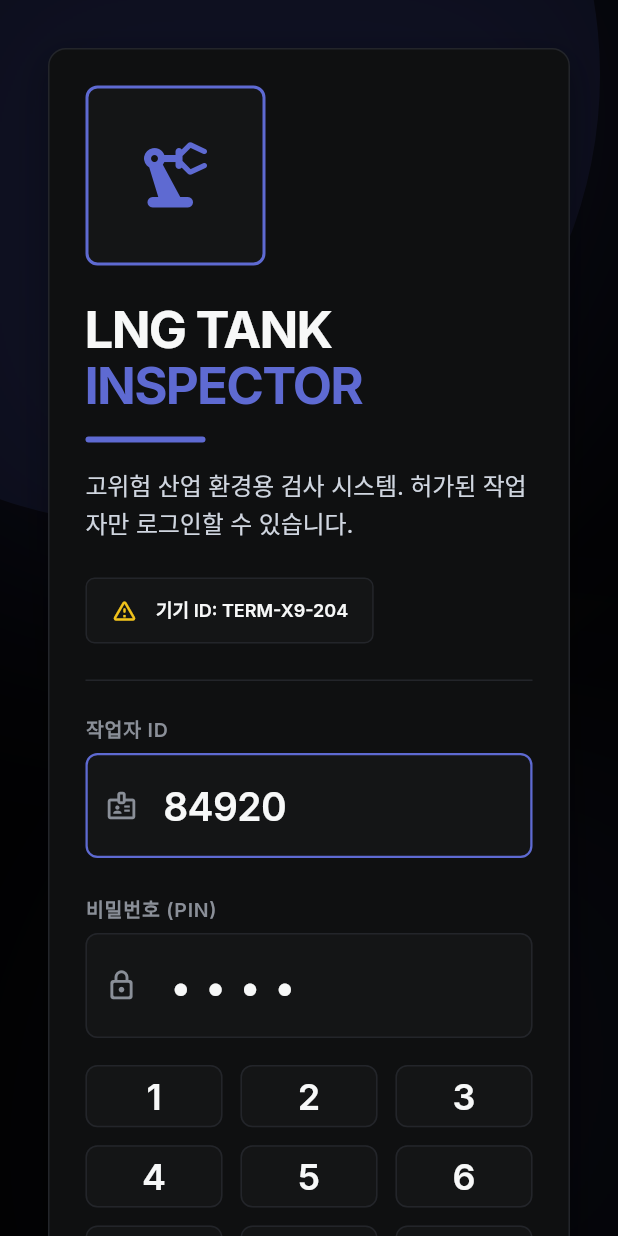
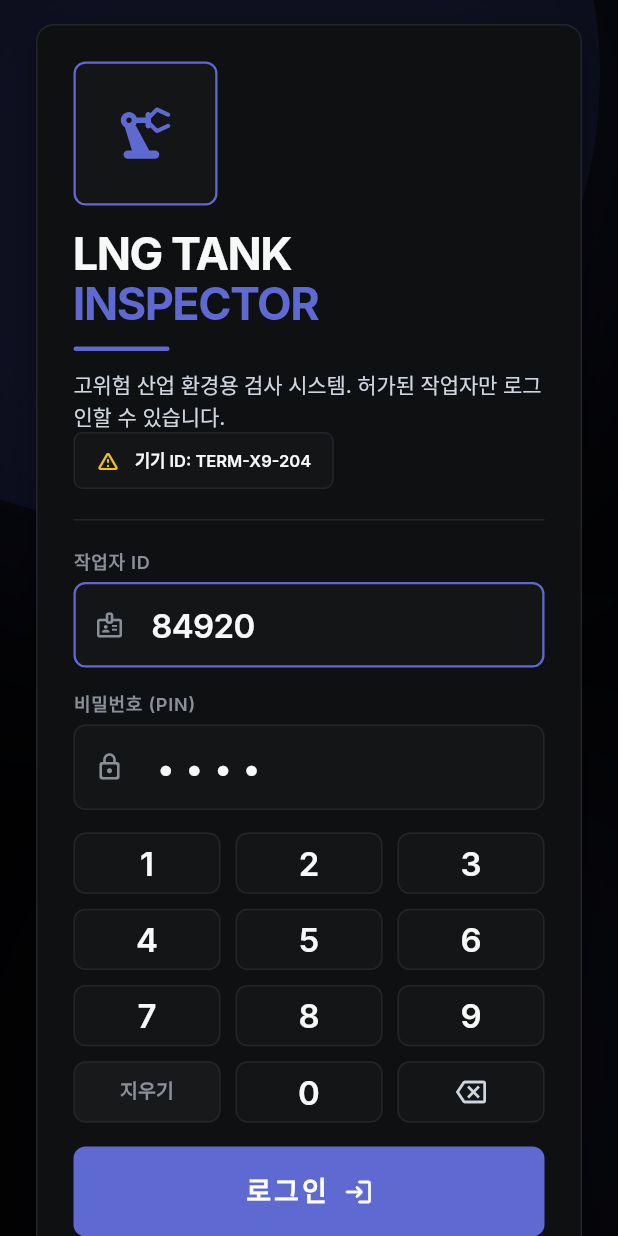
Before and after one commit to zldnlto/SIREN, a Flutter app: the screen it shows after launch, on a phone screen of 412 x 824 dp. Run offline on Flutter 3.47's test engine with Material 3 defaults, Android fonts, the phone set to English and light mode, and no system bars; our stand-ins replace cached_network_image, dio, flutter_riverpod, flutter_secure_storage, go_router, google_fonts.

Commit message:
refactor(app): 로그인 카드 내부 스크롤바 제거 및 컴팩트 UI 최적화 #191

```diff
--- a/app/lib/screens/login_screen.dart
+++ b/app/lib/screens/login_screen.dart
@@ -82,88 +82,76 @@ class _LoginScreenState extends ConsumerState<LoginScreen> {
     final screenWidth = MediaQuery.of(context).size.width;
     final screenHeight = MediaQuery.of(context).size.height;
 
-    // Fluid responsive sizing clamps for the Tablet layout card
-    final tabletWidth = (screenWidth * 0.9).clamp(800.0, 1160.0);
-    final tabletHeight = (screenHeight * 0.8).clamp(620.0, 800.0);
+    // Fluid responsive sizing clamps for the Tablet layout card (Slightly larger height scale to utilize vertical space)
+    final tabletWidth = (screenWidth * 0.9).clamp(800.0, 1120.0);
+    final tabletHeight = (screenHeight * 0.82).clamp(600.0, 780.0);
 
-    // Left Branding Section (Stitch skeleton + linear.app typography & tokens + overflow protection)
+    // Left Branding Section (Clean layout without internal scrollbars + Compact design hierarchy)
     final brandingSection = Expanded(
       flex: isTablet ? 1 : 0,
-      child: SingleChildScrollView(
-        physics: const ClampingScrollPhysics(),
-        child: ConstrainedBox(
-          constraints: BoxConstraints(
-            minHeight: isTablet ? tabletHeight - 96 : 0, // Subtract card padding (48 * 2 = 96) for spaceBetween to work
-          ),
       child: Column(
         crossAxisAlignment: CrossAxisAlignment.start,
-            mainAxisAlignment: MainAxisAlignment.spaceBetween, // Push warning chip to the very bottom
         children: [
-              Column(
-                crossAxisAlignment: CrossAxisAlignment.start,
-                children: [
-                  // precision_manufacturing icon container (8px rounded, lavender outline)
+          // precision_manufacturing icon container (96x96 compact size, 8px rounded, lavender outline)
           Container(
-                    width: 120,
-                    height: 120,
+            width: 96,
+            height: 96,
             decoration: BoxDecoration(
               color: AppColors.surfaceVariant, // Surface 2
               borderRadius: AppRadius.borderMd, // 8px rounded
-                      border: Border.all(color: AppColors.primary, width: 2), // Lavender accent outline
+              border: Border.all(color: AppColors.primary, width: 1.5), // Elegant lavender accent outline
             ),
             child: const Center(
               child: Icon(
                 Icons.precision_manufacturing_rounded,
                 color: AppColors.primary,
-                        size: 56,
+                size: 44,
               ),
             ),
           ),
-                  const SizedBox(height: AppSpacing.lg), // space-y-stack-lg (24px)
+          const SizedBox(height: AppSpacing.md), // Compact spacing (16px)
           Text(
             'LNG TANK',
             style: AppTextStyles.displayLarge.copyWith(
-                      fontSize: 34,
+              fontSize: 30, // Compact typography scale for zero scrollbar
               fontWeight: FontWeight.w700,
               height: 1.1,
-                      letterSpacing: -1.2,
+              letterSpacing: -1.0,
               color: AppColors.onBackground,
             ),
           ),
           Text(
             'INSPECTOR',
             style: AppTextStyles.displayLarge.copyWith(
-                      fontSize: 34,
+              fontSize: 30,
               fontWeight: FontWeight.w700,
               height: 1.1,
-                      letterSpacing: -1.2,
+              letterSpacing: -1.0,
               color: AppColors.primary, // signature lavender
             ),
           ),
-                  const SizedBox(height: AppSpacing.md), // my-stack-md (16px)
+          const SizedBox(height: AppSpacing.sm), // my-stack-sm (12px)
           Container(
-                    height: 4,
-                    width: 80,
+            height: 3,
+            width: 64,
             decoration: const BoxDecoration(
               color: AppColors.primary,
-                      borderRadius: BorderRadius.all(Radius.circular(2)),
+              borderRadius: BorderRadius.all(Radius.circular(1.5)),
             ),
           ),
-                  const SizedBox(height: AppSpacing.md),
+          const SizedBox(height: AppSpacing.sm),
           Text(
             '고위험 산업 환경용 검사 시스템. 허가된 작업자만 로그인할 수 있습니다.',
             style: AppTextStyles.bodyLg.copyWith(
               color: AppColors.onSurfaceVariant,
-                      fontSize: 16,
-                      height: 1.5,
+              fontSize: 14, // Muted & compact description text
+              height: 1.45,
             ),
           ),
-                ],
-              ),
-              const SizedBox(height: 24), // Spacer for small screens
-              // Device Info Warning Chip (linear.app styled pill badge)
+          const Spacer(), // Safely pushes the device warning chip to bottom without IntrinsicHeight crash
+          // Device Info Warning Chip (linear.app styled pill badge - compact height)
           Container(
-                padding: const EdgeInsets.symmetric(horizontal: 16, vertical: 12),
+            padding: const EdgeInsets.symmetric(horizontal: 14, vertical: 10),
             decoration: BoxDecoration(
               color: AppColors.surfaceVariant,
               borderRadius: AppRadius.borderSm, // 6px rounded
@@ -175,13 +163,14 @@ class _LoginScreenState extends ConsumerState<LoginScreen> {
                 const Icon(
                   Icons.warning_amber_rounded,
                   color: AppColors.warning,
-                      size: 18,
+                  size: 16,
                 ),
-                    const SizedBox(width: 12),
+                const SizedBox(width: 10),
                 Text(
                   '기기 ID: TERM-X9-204',
                   style: AppTextStyles.labelMd.copyWith(
                     color: AppColors.onSurface,
+                    fontSize: 11,
                     fontWeight: FontWeight.w600,
                   ),
                 ),
@@ -190,15 +179,11 @@ class _LoginScreenState extends ConsumerState<LoginScreen> {
           ),
         ],
       ),
-        ),
-      ),
     );
 
-    // Right Login Input & Keypad Section (Stitch layout + linear.app form elements + scroll protection)
+    // Right Login Input & Keypad Section (Clean layout without internal scrollbars + Compact components)
     final loginInputSection = Expanded(
       flex: isTablet ? 1 : 0,
-      child: SingleChildScrollView(
-        physics: const ClampingScrollPhysics(),
       child: Column(
         crossAxisAlignment: CrossAxisAlignment.stretch,
         mainAxisAlignment: MainAxisAlignment.center,
@@ -207,21 +192,21 @@ class _LoginScreenState extends ConsumerState<LoginScreen> {
           Text(
             '작업자 ID',
             style: AppTextStyles.labelLg.copyWith(
-                fontSize: 13,
+              fontSize: 12,
               fontWeight: FontWeight.w600,
               letterSpacing: 0.5,
               color: AppColors.onSurfaceMuted,
             ),
           ),
-            const SizedBox(height: 8), // space-y-stack-sm (8px)
+          const SizedBox(height: 6),
           SizedBox(
-              height: 72, // h-[72px]
+            height: 60, // Refined height (60px instead of 72px) for elegant look & spacing savings
             child: TextFormField(
               controller: _employeeIdCtrl,
               readOnly: true,
               showCursor: true,
               style: AppTextStyles.headlineMd.copyWith(
-                  fontSize: 26,
+                fontSize: 22,
                 fontWeight: FontWeight.w600,
                 color: AppColors.onBackground,
               ),
@@ -232,15 +217,15 @@ class _LoginScreenState extends ConsumerState<LoginScreen> {
                 prefixIcon: const Icon(
                   Icons.badge_outlined,
                   color: AppColors.onSurfaceMuted,
-                    size: 22,
+                  size: 20,
                 ),
                 hintText: '사원번호 6자리',
                 hintStyle: AppTextStyles.headlineMd.copyWith(
-                    fontSize: 26,
+                  fontSize: 22,
                   fontWeight: FontWeight.w600,
-                    color: const Color(0x50D0D6E0), // muted opacity
+                  color: const Color(0x50D0D6E0),
                 ),
-                  contentPadding: const EdgeInsets.symmetric(horizontal: 16, vertical: 18),
+                contentPadding: const EdgeInsets.symmetric(horizontal: 14, vertical: 14),
                 enabledBorder: OutlineInputBorder(
                   borderRadius: AppRadius.borderMd, // 8px rounded
                   borderSide: BorderSide(
@@ -259,30 +244,30 @@ class _LoginScreenState extends ConsumerState<LoginScreen> {
               ),
             ),
           ),
-            const SizedBox(height: AppSpacing.lg), // space-y-stack-lg (24px)
+          const SizedBox(height: 14), // space-y-stack-md (14px)
 
           // Password (PIN) Input Label
           Text(
             '비밀번호 (PIN)',
             style: AppTextStyles.labelLg.copyWith(
-                fontSize: 13,
+              fontSize: 12,
               fontWeight: FontWeight.w600,
               letterSpacing: 0.5,
               color: AppColors.onSurfaceMuted,
             ),
           ),
-            const SizedBox(height: 8),
+          const SizedBox(height: 6),
           SizedBox(
-              height: 72, // h-[72px]
+            height: 60, // Refined height (60px instead of 72px)
             child: TextFormField(
               controller: _passwordCtrl,
               readOnly: true,
               showCursor: true,
               obscureText: true,
               style: AppTextStyles.headlineMd.copyWith(
-                  fontSize: 26,
+                fontSize: 22,
                 fontWeight: FontWeight.w600,
-                  letterSpacing: 10.0, // balanced password dots spacing
+                letterSpacing: 8.0, // balanced dots spacing
                 color: AppColors.onBackground,
               ),
               onTap: () => setState(() => _activeController = _passwordCtrl),
@@ -292,16 +277,16 @@ class _LoginScreenState extends ConsumerState<LoginScreen> {
                 prefixIcon: const Icon(
                   Icons.lock_outline_rounded,
                   color: AppColors.onSurfaceMuted,
-                    size: 22,
+                  size: 20,
                 ),
                 hintText: 'PIN 입력',
                 hintStyle: AppTextStyles.headlineMd.copyWith(
-                    fontSize: 26,
+                  fontSize: 22,
                   fontWeight: FontWeight.w600,
                   color: const Color(0x50D0D6E0),
                   letterSpacing: 0,
                 ),
-                  contentPadding: const EdgeInsets.symmetric(horizontal: 16, vertical: 18),
+                contentPadding: const EdgeInsets.symmetric(horizontal: 14, vertical: 14),
                 enabledBorder: OutlineInputBorder(
                   borderRadius: AppRadius.borderMd,
                   borderSide: BorderSide(
@@ -320,16 +305,16 @@ class _LoginScreenState extends ConsumerState<LoginScreen> {
               ),
             ),
           ),
-            const SizedBox(height: AppSpacing.md), // pt-stack-md (16px)
+          const SizedBox(height: 12),
 
-            // Numeric Keypad Grid (linear.app styled buttons with 8px rounded corners)
+          // Numeric Keypad Grid (compact ratio 2.4, clean 10px spacing)
           GridView.count(
             crossAxisCount: 3,
             shrinkWrap: true,
             physics: const NeverScrollableScrollPhysics(),
-              childAspectRatio: 2.2, // balanced compact landscape touch ratio
-              mainAxisSpacing: 12,
-              crossAxisSpacing: 12,
+            childAspectRatio: 2.4, // Compact key aspect ratio to save vertical space
+            mainAxisSpacing: 10,
+            crossAxisSpacing: 10,
             children: [
               _buildKeypadButton('1'),
               _buildKeypadButton('2'),
@@ -345,11 +330,11 @@ class _LoginScreenState extends ConsumerState<LoginScreen> {
               _buildKeypadButton('backspace', isIcon: true, value: 'backspace'),
             ],
           ),
-            const SizedBox(height: AppSpacing.lg), // mt-stack-lg (24px)
+          const SizedBox(height: 16),
 
-            // Action Login Button (72px height, 8px rounded, solid Lavender)
+          // Action Login Button (60px height to align perfectly with form inputs)
           SizedBox(
-              height: 72, // h-[72px]
+            height: 60, // Slimmer elegant button
             child: ElevatedButton(
               style: ElevatedButton.styleFrom(
                 backgroundColor: AppColors.primary, // Lavender brand color
@@ -367,28 +352,28 @@ class _LoginScreenState extends ConsumerState<LoginScreen> {
                 children: [
                   if (authAsync is AsyncLoading)
                     const SizedBox(
-                        width: 24,
-                        height: 24,
+                      width: 20,
+                      height: 20,
                       child: CircularProgressIndicator(
                         color: AppColors.onPrimary,
-                          strokeWidth: 2.5,
+                        strokeWidth: 2.0,
                       ),
                     )
                   else ...[
                     Text(
                       '로그인',
                       style: GoogleFonts.inter(
-                          fontSize: 20,
+                        fontSize: 18,
                         fontWeight: FontWeight.w600,
                         letterSpacing: 2.0,
                         color: AppColors.onPrimary,
                       ),
                     ),
-                      const SizedBox(width: 12),
+                    const SizedBox(width: 10),
                     const Icon(
                       Icons.login_rounded,
                       color: AppColors.onPrimary,
-                        size: 22,
+                      size: 20,
                     ),
                   ],
                 ],
@@ -396,7 +381,6 @@ class _LoginScreenState extends ConsumerState<LoginScreen> {
             ),
           ),
         ],
-        ),
       ),
     );
 
@@ -447,11 +431,11 @@ class _LoginScreenState extends ConsumerState<LoginScreen> {
               ),
             ),
           ),
-          // Layer 2: Main Login Card Frame and responsive content
+          // Layer 2: Main Login Card Frame and responsive content (Unified Single Scroll for entire screen under extreme viewport reduction)
           SafeArea(
             child: Center(
               child: SingleChildScrollView(
-                padding: const EdgeInsets.all(32), // p-8 in HTML (32px)
+                padding: const EdgeInsets.symmetric(horizontal: 24, vertical: 16), // optimized screen margins
                 child: Form(
                   key: _formKey,
                   child: ConstrainedBox(
@@ -463,7 +447,7 @@ class _LoginScreenState extends ConsumerState<LoginScreen> {
                         ? Container(
                             width: tabletWidth,
                             height: tabletHeight, // Real-time fluid responsive height via MediaQuery clamp
-                            padding: const EdgeInsets.all(48), // p-12 in HTML (48px)
+                            padding: const EdgeInsets.all(32), // refined padding (32px instead of 48px) to optimize space
                             decoration: BoxDecoration(
                               color: AppColors.surface, // Surface 1 (#0F1011)
                               borderRadius: AppRadius.borderLg, // 12px rounded
@@ -480,13 +464,13 @@ class _LoginScreenState extends ConsumerState<LoginScreen> {
                               crossAxisAlignment: CrossAxisAlignment.stretch,
                               children: [
                                 brandingSection,
-                                const SizedBox(width: 48),
+                                const SizedBox(width: 32),
                                 const VerticalDivider(
                                   color: AppColors.border,
                                   width: 1,
                                   thickness: 1,
                                 ),
-                                const SizedBox(width: 48),
+                                const SizedBox(width: 32),
                                 loginInputSection,
                               ],
                             ),
@@ -509,13 +493,13 @@ class _LoginScreenState extends ConsumerState<LoginScreen> {
                               mainAxisSize: MainAxisSize.min,
                               children: [
                                 brandingSection,
-                                const SizedBox(height: 24),
+                                const SizedBox(height: 20),
                                 const Divider(
                                   color: AppColors.border,
                                   height: 1,
                                   thickness: 1,
                                 ),
-                                const SizedBox(height: 24),
+                                const SizedBox(height: 20),
                                 loginInputSection,
                               ],
                             ),
@@ -556,18 +540,18 @@ class _LoginScreenState extends ConsumerState<LoginScreen> {
           ? const Icon(
               Icons.backspace_outlined,
               color: AppColors.onSurfaceVariant,
-              size: 22,
+              size: 20,
             )
           : Text(
               label,
               style: isSpecial
                   ? AppTextStyles.labelLg.copyWith(
-                      fontSize: 14,
+                      fontSize: 13,
                       fontWeight: FontWeight.w600,
                       color: AppColors.onSurfaceMuted,
                     )
                   : AppTextStyles.headlineMd.copyWith(
-                      fontSize: 24,
+                      fontSize: 22,
                       fontWeight: FontWeight.w600,
                       color: AppColors.onBackground,
                     ),
```
Lines whose indentation alone changed are shown as unchanged.
